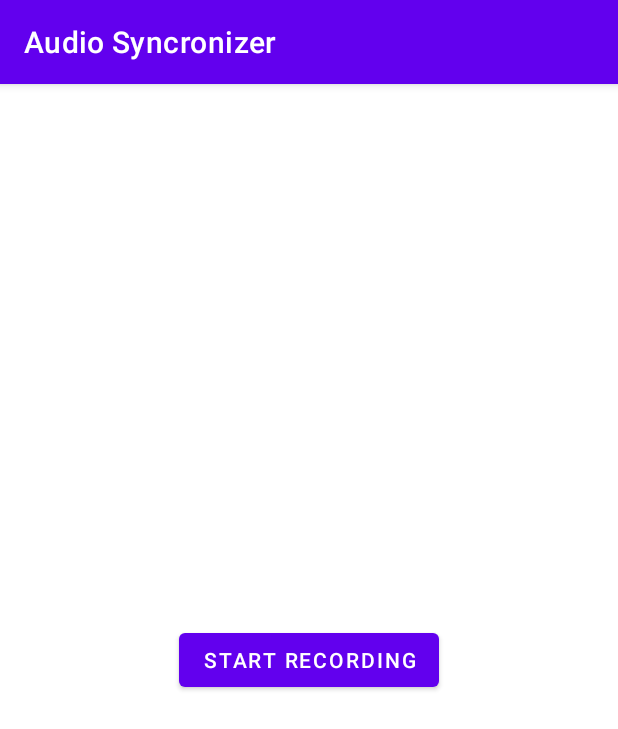
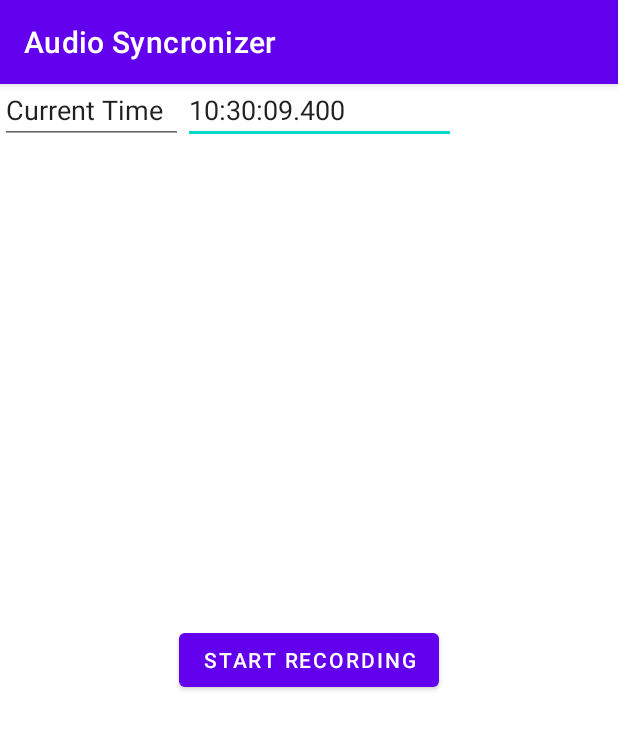
Before and after one commit to 5Gears0Chill/audio-sync-client, an Android app: the screen it shows after launch (MainActivity), on a phone screen of 412 x 824 dp. Shown: the top 729 px of the screen. Run offline under Robolectric (Android 15) with nearby library versions, the phone set to English and light mode, and no system bars.

Commit message:
Add current time for coolness

```diff
--- a/app/src/main/java/com/example/audiosyncronizer/MainActivity.kt
+++ b/app/src/main/java/com/example/audiosyncronizer/MainActivity.kt
@@ -7,12 +7,18 @@ import android.os.Handler
 import android.os.PowerManager
 import android.util.Log
 import android.widget.Button
+import android.widget.EditText
 import androidx.appcompat.app.AppCompatActivity
 import androidx.core.app.ActivityCompat
+import java.text.SimpleDateFormat
+import java.util.Calendar
+import java.util.Date
+import java.util.Locale
 
 class MainActivity : AppCompatActivity() {
 
     private lateinit var startRecordingButton: Button
+    private lateinit var currentTime: EditText
     private val handler = Handler()
     private var mSensor: SoundMeter? = null
     private lateinit var mWakeLock: PowerManager.WakeLock
@@ -39,6 +45,8 @@ class MainActivity : AppCompatActivity() {
         setContentView(R.layout.activity_main)
 
         startRecordingButton = findViewById(R.id.btnStartRecording)
+        currentTime = findViewById(R.id.textTime)
+        startTimer(currentTime)
 
         mSensor = SoundMeter()
         startRecordingButton.setOnClickListener {
@@ -83,4 +91,14 @@ class MainActivity : AppCompatActivity() {
         Log.d("PITCH HEARD", "PITCH")
         stop()
     }
+
+    private fun startTimer(editText: EditText) {
+        val someHandler = Handler(mainLooper)
+        someHandler.postDelayed(object : Runnable {
+            override fun run() {
+                editText.setText(SimpleDateFormat("HH:mm:ss.SSS", Locale.UK).format(Date()))
+                someHandler.postDelayed(this, 1)
+            }
+        }, 10)
+    }
 }
--- a/app/src/main/res/layout/activity_main.xml
+++ b/app/src/main/res/layout/activity_main.xml
@@ -5,6 +5,17 @@
     android:layout_width="match_parent"
     android:layout_height="match_parent"
     tools:context=".MainActivity">
+
+    <EditText
+        android:id="@+id/textTime"
+        android:layout_width="182dp"
+        android:layout_height="40dp"
+        android:inputType="textPersonName"
+        android:text="Time"
+        android:ems="10"
+        tools:layout_editor_absoluteY="64dp"
+        tools:ignore="MissingConstraints"
+        app:layout_constraintStart_toEndOf="@+id/textCurrentTimeLabel" />
 
     <Button
         android:id="@+id/btnStartRecording"
@@ -16,4 +27,15 @@
         app:layout_constraintStart_toStartOf="parent"
         app:layout_constraintTop_toTopOf="parent"/>
 
+    <EditText
+        android:id="@+id/textCurrentTimeLabel"
+        android:layout_width="122dp"
+        android:layout_height="40dp"
+        android:inputType="textPersonName"
+        android:text="Current Time"
+        android:ems="10"
+        tools:layout_editor_absoluteY="64dp"
+        tools:layout_editor_absoluteX="16dp"
+        tools:ignore="MissingConstraints" />
+
 </androidx.constraintlayout.widget.ConstraintLayout>
```
